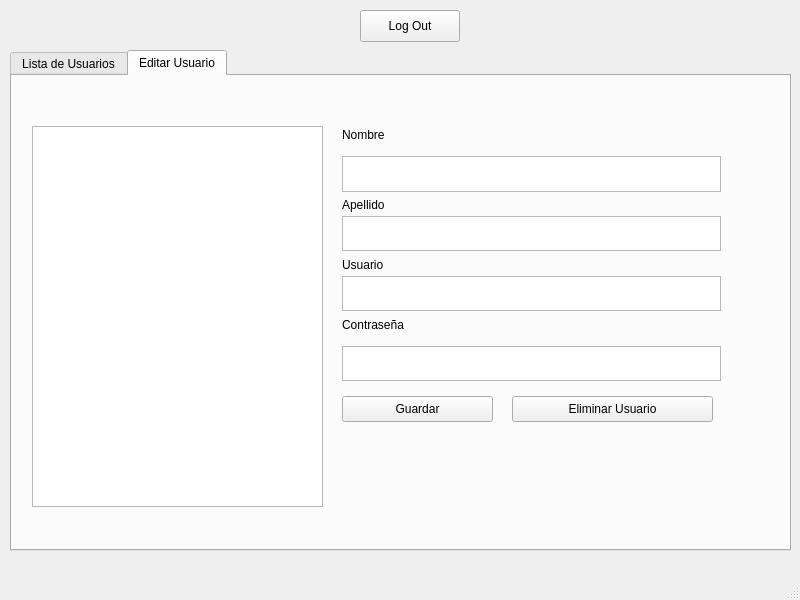
Before: the Qt Designer form administrador.ui in pabloflores465/Proyecto-Informatica-3, drawn with Qt 5.
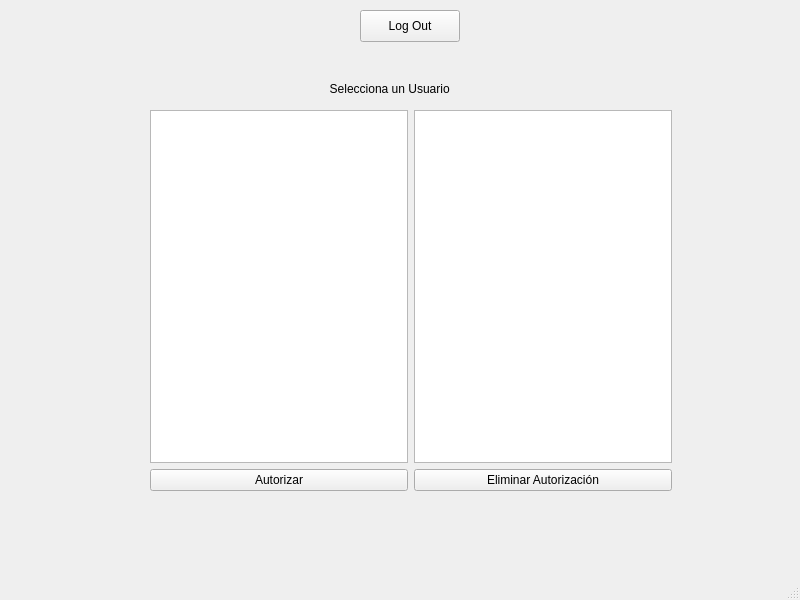
After: the same form once the commit is applied. The open tabs and pages were chosen to show the change.

Commit message: Agregando funciones administrador

```diff
--- a/administrador.ui
+++ b/administrador.ui
@@ -14,27 +14,24 @@
    <string>MainWindow</string>
   </property>
   <widget class="QWidget" name="centralwidget">
-   <widget class="QTabWidget" name="tabWidget">
+   <widget class="QPushButton" name="pushButton_3">
     <property name="geometry">
      <rect>
-      <x>10</x>
-      <y>50</y>
-      <width>781</width>
-      <height>501</height>
+      <x>360</x>
+      <y>10</y>
+      <width>100</width>
+      <height>32</height>
      </rect>
     </property>
-    <property name="currentIndex">
-     <number>0</number>
+    <property name="text">
+     <string>Log Out</string>
     </property>
-    <widget class="QWidget" name="tab">
-     <attribute name="title">
-      <string>Lista de Usuarios</string>
-     </attribute>
+   </widget>
      <widget class="QWidget" name="layoutWidget">
       <property name="geometry">
        <rect>
-        <x>130</x>
-        <y>50</y>
+      <x>150</x>
+      <y>110</y>
         <width>522</width>
         <height>381</height>
        </rect>
@@ -73,8 +70,8 @@
      <widget class="QLabel" name="label_5">
       <property name="geometry">
        <rect>
-        <x>130</x>
-        <y>20</y>
+      <x>150</x>
+      <y>80</y>
         <width>521</width>
         <height>18</height>
        </rect>
@@ -84,161 +81,13 @@
       </property>
      </widget>
     </widget>
-    <widget class="QWidget" name="tab_2">
-     <attribute name="title">
-      <string>Editar Usuario</string>
-     </attribute>
-     <widget class="QListWidget" name="editarUsuario">
-      <property name="geometry">
-       <rect>
-        <x>20</x>
-        <y>50</y>
-        <width>291</width>
-        <height>381</height>
-       </rect>
-      </property>
-     </widget>
-     <widget class="QTextEdit" name="textEdit">
-      <property name="geometry">
-       <rect>
-        <x>330</x>
-        <y>80</y>
-        <width>379</width>
-        <height>36</height>
-       </rect>
-      </property>
-     </widget>
-     <widget class="QTextEdit" name="textEdit_2">
-      <property name="geometry">
-       <rect>
-        <x>330</x>
-        <y>140</y>
-        <width>379</width>
-        <height>35</height>
-       </rect>
-      </property>
-     </widget>
-     <widget class="QTextEdit" name="textEdit_5">
-      <property name="geometry">
-       <rect>
-        <x>330</x>
-        <y>270</y>
-        <width>379</width>
-        <height>35</height>
-       </rect>
-      </property>
-     </widget>
-     <widget class="QTextEdit" name="textEdit_6">
-      <property name="geometry">
-       <rect>
-        <x>330</x>
-        <y>200</y>
-        <width>379</width>
-        <height>35</height>
-       </rect>
-      </property>
-     </widget>
-     <widget class="QLabel" name="label">
-      <property name="geometry">
-       <rect>
-        <x>330</x>
-        <y>50</y>
-        <width>141</width>
-        <height>18</height>
-       </rect>
-      </property>
-      <property name="text">
-       <string>Nombre</string>
-      </property>
-     </widget>
-     <widget class="QLabel" name="label_2">
-      <property name="geometry">
-       <rect>
-        <x>330</x>
-        <y>120</y>
-        <width>141</width>
-        <height>18</height>
-       </rect>
-      </property>
-      <property name="text">
-       <string>Apellido</string>
-      </property>
-     </widget>
-     <widget class="QLabel" name="label_3">
-      <property name="geometry">
-       <rect>
-        <x>330</x>
-        <y>180</y>
-        <width>141</width>
-        <height>18</height>
-       </rect>
-      </property>
-      <property name="text">
-       <string>Usuario</string>
-      </property>
-     </widget>
-     <widget class="QLabel" name="label_4">
-      <property name="geometry">
-       <rect>
-        <x>330</x>
-        <y>240</y>
-        <width>141</width>
-        <height>18</height>
-       </rect>
-      </property>
-      <property name="text">
-       <string>Contraseña</string>
-      </property>
-     </widget>
-     <widget class="QPushButton" name="pushButton">
-      <property name="geometry">
-       <rect>
-        <x>330</x>
-        <y>320</y>
-        <width>151</width>
-        <height>26</height>
-       </rect>
-      </property>
-      <property name="text">
-       <string>Guardar</string>
-      </property>
-     </widget>
-     <widget class="QPushButton" name="pushButton_2">
-      <property name="geometry">
-       <rect>
-        <x>500</x>
-        <y>320</y>
-        <width>201</width>
-        <height>26</height>
-       </rect>
-      </property>
-      <property name="text">
-       <string>Eliminar Usuario</string>
-      </property>
-     </widget>
-    </widget>
-   </widget>
-   <widget class="QPushButton" name="pushButton_3">
-    <property name="geometry">
-     <rect>
-      <x>360</x>
-      <y>10</y>
-      <width>100</width>
-      <height>32</height>
-     </rect>
-    </property>
-    <property name="text">
-     <string>Log Out</string>
-    </property>
-   </widget>
-  </widget>
   <widget class="QMenuBar" name="menubar">
    <property name="geometry">
     <rect>
      <x>0</x>
      <y>0</y>
      <width>800</width>
-     <height>24</height>
+     <height>23</height>
     </rect>
    </property>
   </widget>
```
Lines whose indentation alone changed are shown as unchanged. The commit also changes 6 other files.
